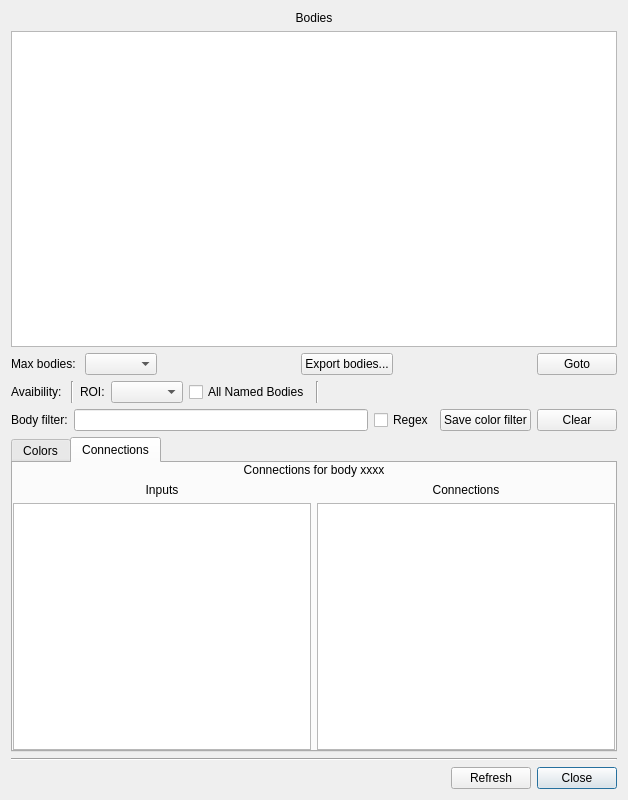
First picture: the form in neurolabi/gui/dialogs/flyembodyinfodialog.ui, repository janelia-flyem/NeuTu, before the edit.
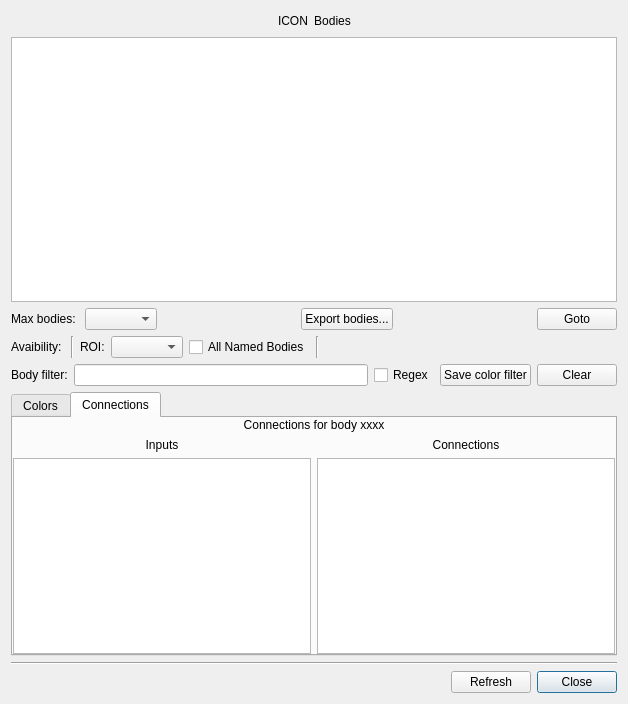
Second picture: the form after the edit.

Patch:
```diff
--- a/neurolabi/gui/dialogs/flyembodyinfodialog.ui
+++ b/neurolabi/gui/dialogs/flyembodyinfodialog.ui
@@ -7,7 +7,7 @@
     <x>0</x>
     <y>0</y>
     <width>628</width>
-    <height>800</height>
+    <height>704</height>
    </rect>
   </property>
   <property name="windowTitle">
@@ -15,6 +15,28 @@
   </property>
   <layout class="QVBoxLayout" name="verticalLayout">
    <item>
+    <layout class="QHBoxLayout" name="horizontalLayout_7">
+     <item>
+      <spacer name="horizontalSpacer_6">
+       <property name="orientation">
+        <enum>Qt::Horizontal</enum>
+       </property>
+       <property name="sizeHint" stdset="0">
+        <size>
+         <width>40</width>
+         <height>20</height>
+        </size>
+       </property>
+      </spacer>
+     </item>
+     <item>
+      <widget class="QLabel" name="iconLabel">
+       <property name="text">
+        <string>ICON</string>
+       </property>
+      </widget>
+     </item>
+     <item>
     <widget class="QLabel" name="bodiesLabel">
      <property name="text">
       <string>Bodies</string>
@@ -25,6 +47,21 @@
     </widget>
    </item>
    <item>
+      <spacer name="horizontalSpacer_7">
+       <property name="orientation">
+        <enum>Qt::Horizontal</enum>
+       </property>
+       <property name="sizeHint" stdset="0">
+        <size>
+         <width>40</width>
+         <height>20</height>
+        </size>
+       </property>
+      </spacer>
+     </item>
+    </layout>
+   </item>
+   <item>
     <widget class="QTableView" name="bodyTableView">
      <property name="sizePolicy">
       <sizepolicy hsizetype="Expanding" vsizetype="Expanding">
```
Left out of the diff: 4 changed lines with no effect on the pictures. Lines whose indentation alone changed are shown as unchanged.
